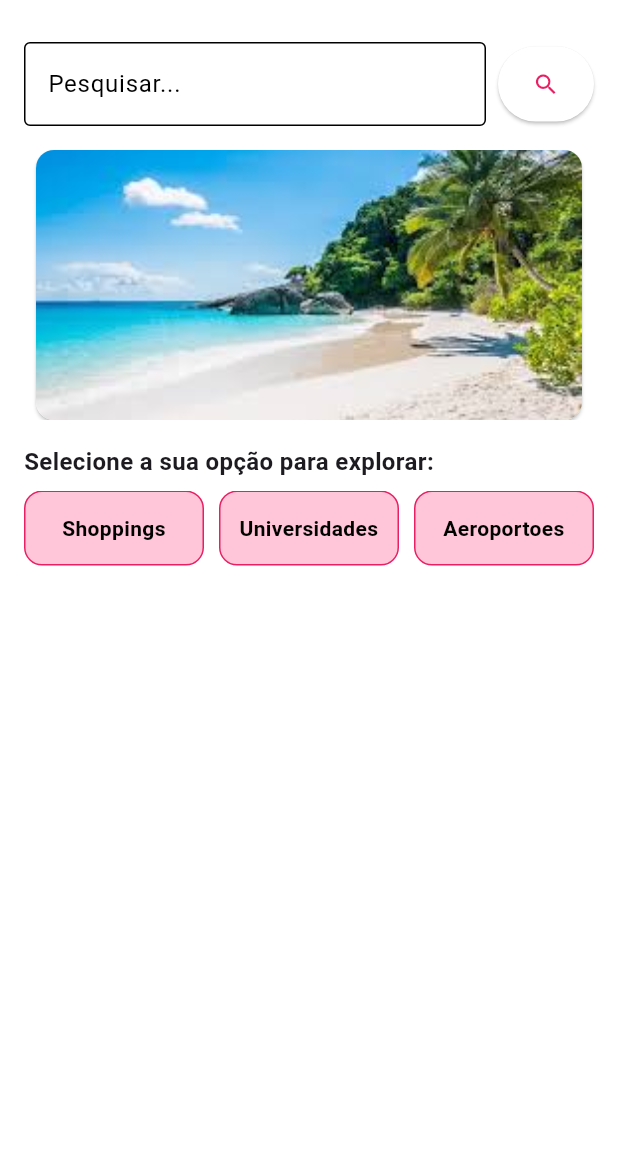
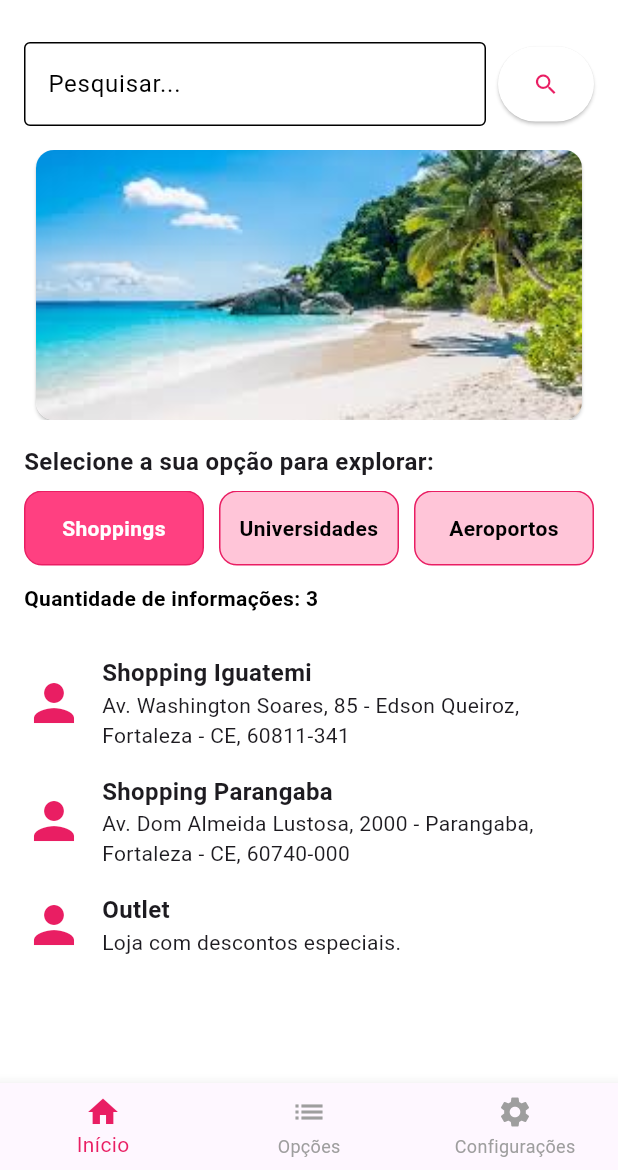
Before and after one commit to JuliaaNasc/Lynna, a Flutter app: the screen it shows after launch, on a phone screen of 412 x 824 dp, the part 66-1236 px from its top. Run offline on Flutter 3.47's test engine with Material 3 defaults, Android fonts, the light colour scheme and no system bars.

Commit message:
implementando mais informações sobre os locais

```diff
--- a/lib/controller/opcoes_controller.dart
+++ b/lib/controller/opcoes_controller.dart
@@ -1,12 +1,85 @@
 import 'package:flutter/material.dart';
 
-class OpcoesController with ChangeNotifier {
+class OpcoesController extends ChangeNotifier {
   final List<String> opcoes = [
     'Shoppings',
     'Universidades',
-    'Aeroportoes',
+    'Aeroportos',
     'Parques',
     'Hospitais',
   ];
 
+  final Map<String, List<Map<String, String>>> _subopcoes = {
+    'Shoppings': [
+      {
+        'titulo': 'Shopping Iguatemi',
+        'descricao':
+            'Av. Washington Soares, 85 - Edson Queiroz, Fortaleza - CE, 60811-341',
+      },
+      {
+        'titulo': 'Shopping Parangaba',
+        'descricao':
+            'Av. Dom Almeida Lustosa, 2000 - Parangaba, Fortaleza - CE, 60740-000',
+      },
+      {'titulo': 'Outlet', 'descricao': 'Loja com descontos especiais.'},
+    ],
+    'Universidades': [
+      {
+        'titulo': 'Universidade Federal',
+        'descricao': 'Ensino público e gratuito.',
+      },
+      {
+        'titulo': 'Universidade Particular',
+        'descricao': 'Ensino privado e com cursos diversos.',
+      },
+    ],
+    'Aeroportos': [
+      {
+        'titulo': 'Aeroporto Internacional',
+        'descricao': 'Conexões para o mundo todo.',
+      },
+      {'titulo': 'Aeroporto Regional', 'descricao': 'Atende voos domésticos.'},
+    ],
+    'Parques': [
+      {
+        'titulo': 'Parque Natural',
+        'descricao': 'Áreas verdes para lazer e contato com a natureza.',
+      },
+      {
+        'titulo': 'Parque Temático',
+        'descricao': 'Diversão para toda a família.',
+      },
+    ],
+    'Hospitais': [
+      {'titulo': 'Hospital Geral', 'descricao': 'Atendimento emergencial 24h.'},
+      {
+        'titulo': 'Hospital Especializado',
+        'descricao': 'Tratamento para doenças específicas.',
+      },
+    ],
+  };
+
+  String _opcaoSelecionada = 'Shoppings';
+
+  String get opcaoSelecionada => _opcaoSelecionada;
+
+  void selecionarOpcao(String opcao) {
+    _opcaoSelecionada = opcao;
+    notifyListeners();
+  }
+
+  List<Map<String, String>> get subopcoesSelecionadas =>
+      _subopcoes[_opcaoSelecionada] ?? [];
+
+  // Método para pegar o título e descrição da primeira subopção
+  Map<String, String> get primeiraSubopcao {
+    final lista = subopcoesSelecionadas;
+    if (lista.isNotEmpty) {
+      return lista.first;
+    }
+    return {
+      'titulo': _opcaoSelecionada,
+      'descricao': 'Descrição não disponível.',
+    };
+  }
 }
--- a/lib/tela_principal.dart
+++ b/lib/tela_principal.dart
@@ -12,9 +12,13 @@ class TelaPrincipalScreen extends StatefulWidget {
 }
 
 class _TelaPrincipalScreenState extends State<TelaPrincipalScreen> {
+  // Controle do menu rodapé
+  int _paginaSelecionada = 0;
+
   final TextEditingController _pesquisaController = TextEditingController();
   final CarrosselController _carrosselController = CarrosselController();
   final OpcoesController _opcoesController = OpcoesController();
+  int _indiceSelecionado = 0;
 
   @override
   void initState() {
@@ -30,6 +34,13 @@ class _TelaPrincipalScreenState extends State<TelaPrincipalScreen> {
     _carrosselController.dispose();
     super.dispose();
   }
+
+  // Lista das páginas para o menu inferior
+  List<Widget> get _paginas => [
+        _buildConteudoPrincipal(),
+        Center(child: Text('Tela 2 - Futuro conteúdo')),
+        Center(child: Text('Tela 3 - Futuro conteúdo')),
+      ];
 
   @override
   Widget build(BuildContext context) {
@@ -59,7 +70,36 @@ class _TelaPrincipalScreenState extends State<TelaPrincipalScreen> {
           ),
         ],
       ),
-      body: SingleChildScrollView(
+      body: _paginas[_paginaSelecionada],
+      bottomNavigationBar: BottomNavigationBar(
+        currentIndex: _paginaSelecionada,
+        selectedItemColor: Colors.pink,
+        unselectedItemColor: Colors.grey,
+        onTap: (index) {
+          setState(() {
+            _paginaSelecionada = index;
+          });
+        },
+        items: const [
+          BottomNavigationBarItem(
+            icon: Icon(Icons.home),
+            label: 'Início',
+          ),
+          BottomNavigationBarItem(
+            icon: Icon(Icons.list),
+            label: 'Opções',
+          ),
+          BottomNavigationBarItem(
+            icon: Icon(Icons.settings),
+            label: 'Configurações',
+          ),
+        ],
+      ),
+    );
+  }
+
+  Widget _buildConteudoPrincipal() {
+    return SingleChildScrollView(
       child: Padding(
         padding: const EdgeInsets.all(16.0),
         child: Column(
@@ -75,8 +115,11 @@ class _TelaPrincipalScreenState extends State<TelaPrincipalScreen> {
             ),
             const SizedBox(height: 8),
             _buildOpcoesHorizontais(),
+            const SizedBox(height: 12),
+            _buildQuantidadeInformacoes(),
+            const SizedBox(height: 20),
+            _buildConteudoSelecionado(),
           ],
-          ),
         ),
       ),
     );
@@ -135,18 +178,28 @@ class _TelaPrincipalScreenState extends State<TelaPrincipalScreen> {
 
   Widget _buildOpcoesHorizontais() {
     return SizedBox(
-      height: 50, // Altura fixa do bloco das opções
+      height: 50,
       child: SingleChildScrollView(
         scrollDirection: Axis.horizontal,
         child: Row(
           children: List.generate(_opcoesController.opcoes.length, (index) {
             final opcao = _opcoesController.opcoes[index];
-            return Container(
-              width: 120, // Largura fixa de cada item
+            final selecionado = _indiceSelecionado == index;
+
+            return GestureDetector(
+              onTap: () {
+                setState(() {
+                  _indiceSelecionado = index;
+                });
+              },
+              child: Container(
+                width: 120,
                 margin: const EdgeInsets.only(right: 10),
                 padding: const EdgeInsets.all(12),
                 decoration: BoxDecoration(
-                color: const Color.fromARGB(255, 255, 197, 216),
+                  color: selecionado
+                      ? Colors.pinkAccent
+                      : const Color.fromARGB(255, 255, 197, 216),
                   borderRadius: BorderRadius.circular(12),
                   border: Border.all(color: Colors.pink),
                 ),
@@ -156,10 +209,12 @@ class _TelaPrincipalScreenState extends State<TelaPrincipalScreen> {
                     textAlign: TextAlign.center,
                     style: TextStyle(
                       fontWeight: FontWeight.bold,
-                    color:
-                        Theme.of(context).brightness == Brightness.dark
+                      color: selecionado
+                          ? Colors.white
+                          : Theme.of(context).brightness == Brightness.dark
                               ? Colors.pink
                               : Colors.black,
+                    ),
                   ),
                 ),
               ),
@@ -169,4 +224,60 @@ class _TelaPrincipalScreenState extends State<TelaPrincipalScreen> {
       ),
     );
   }
+
+  Widget _buildQuantidadeInformacoes() {
+    final quantidade = _opcoesController
+        .subopcoesSelecionadas
+        .length; // Subopções da opção selecionada
+    return Text(
+      'Quantidade de informações: $quantidade',
+      style: TextStyle(
+        fontWeight: FontWeight.w600,
+        fontSize: 14,
+        color: Theme.of(context).brightness == Brightness.dark
+            ? Colors.white
+            : Colors.black,
+      ),
+    );
   }
+
+  Widget _buildConteudoSelecionado() {
+    final opcaoPrincipal = _opcoesController.opcoes[_indiceSelecionado];
+    _opcoesController.selecionarOpcao(opcaoPrincipal);
+    final subopcoes = _opcoesController.subopcoesSelecionadas;
+
+    return Column(
+      children: subopcoes.map((sub) {
+        return Container(
+          margin: const EdgeInsets.symmetric(vertical: 8),
+          child: Row(
+            children: [
+              const Icon(
+                Icons.person,
+                size: 40,
+                color: Colors.pink,
+              ),
+              const SizedBox(width: 12),
+              Expanded(
+                child: Column(
+                  crossAxisAlignment: CrossAxisAlignment.start,
+                  children: [
+                    Text(
+                      sub['titulo'] ?? '',
+                      style: const TextStyle(
+                          fontSize: 16, fontWeight: FontWeight.w600),
+                    ),
+                    Text(
+                      sub['descricao'] ?? '',
+                      style: const TextStyle(fontSize: 14),
+                    ),
+                  ],
+                ),
+              ),
+            ],
+          ),
+        );
+      }).toList(),
+    );
+  }
+}
```
Lines whose indentation alone changed are shown as unchanged.
